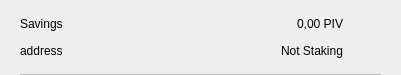
Above: src/qt/omegacoin/forms/csrow.ui from Cobra-Technologies-GmbH/OmegaCoin before the change. Below: the same form after it.
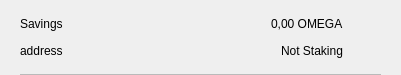
That is the form after the change. Icons and pictures are not drawn.

```diff
--- a/src/qt/omegacoin/forms/csrow.ui
+++ b/src/qt/omegacoin/forms/csrow.ui
@@ -102,7 +102,7 @@
            <item>
             <widget class="QLabel" name="labelAmount">
              <property name="text">
-              <string>0,00 PIV</string>
+              <string>0,00 OMEGA</string>
              </property>
             </widget>
            </item>
```
